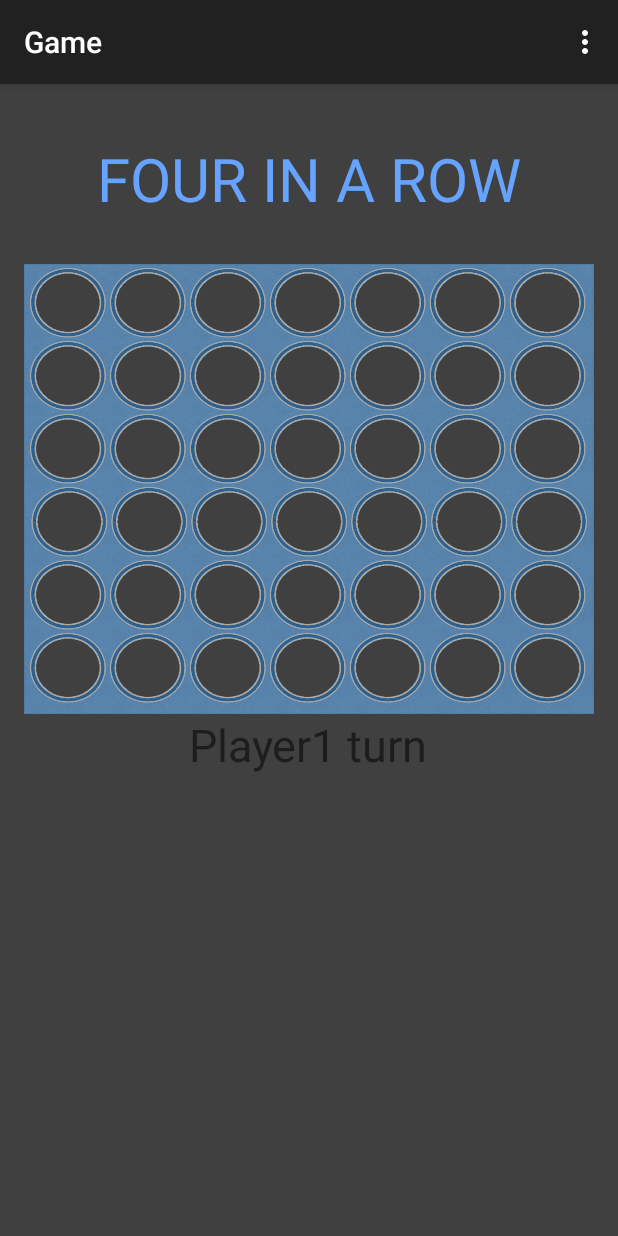
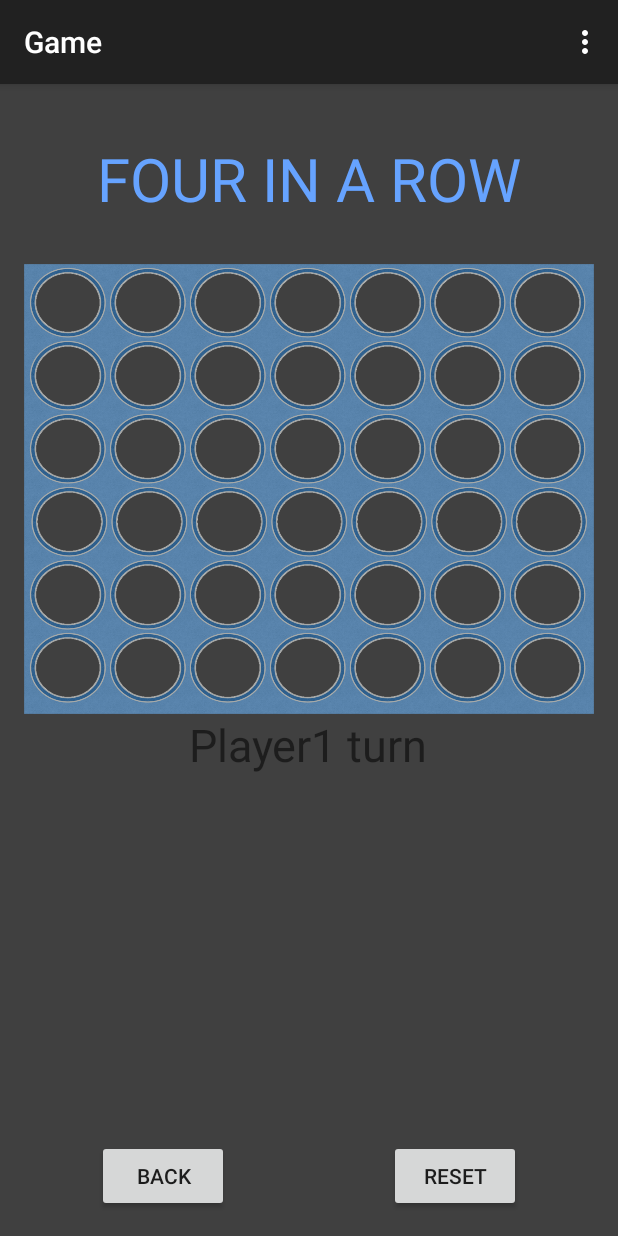
Before and after one commit to idanbe/Four-in-a-row, an Android app: the Game screen opened directly, with no data from a screen before it, on a phone screen of 412 x 824 dp. Run offline under Robolectric (Android 15) with nearby library versions, the phone set to English and light mode, and no system bars; 1 statement that could not run was skipped.

Commit message:
add 2 buttons for game

```diff
--- a/Game_4_in_a_row/app/src/main/java/com/example/administrator/game_4_in_a_row/Game.java
+++ b/Game_4_in_a_row/app/src/main/java/com/example/administrator/game_4_in_a_row/Game.java
@@ -12,6 +12,7 @@ import android.view.Menu;
 import android.view.MenuItem;
 import android.view.MotionEvent;
 import android.view.View;
+import android.widget.Button;
 import android.widget.TableLayout;
 import android.widget.TableRow;
 import android.widget.TextView;
@@ -50,6 +51,7 @@ public class Game extends AppCompatActivity {
     private String gameType;
     private Random randomGenerator;
     private int randomcol;
+    private Button back_button,reset_button;
 
     @Override
     protected void onCreate(Bundle savedInstanceState) {
@@ -95,12 +97,39 @@ public class Game extends AppCompatActivity {
         v = (Vibrator) this.getSystemService(Context.VIBRATOR_SERVICE);
         player_turn = (TextView) findViewById(R.id.text_player_turn);
 
+        back_button = (Button)findViewById(R.id.button_backGame);
+        reset_button = (Button)findViewById(R.id.button_Reset);
 
         if (turn.equals(PLAYER1_turn)) {
             player_turn.setText(PLAYER1_turn);
         } else {
             player_turn.setText(PLAYER2_turn);
         }
+
+
+
+        back_button.setOnClickListener(new View.OnClickListener() {
+            @Override
+            public void onClick(View v) {
+                intent = new Intent(v.getContext(), MainActivity.class);
+                startActivity(intent);
+            }
+        });
+        reset_button.setOnClickListener(new View.OnClickListener() {
+            @Override
+            public void onClick(View v) {
+
+                intent = new Intent(v.getContext(), Game.class);
+                intent.putExtra(p1_key, player1_name);
+                intent.putExtra(p2_key, player2_name);
+                intent.putExtra(gameType_key,gameType);
+                intent.setFlags(Intent.FLAG_ACTIVITY_CLEAR_TOP);
+                startActivity(intent);
+            }
+        });
+
+
+
 
 
         view.setOnTouchListener(new View.OnTouchListener() {
--- a/Game_4_in_a_row/app/src/main/res/layout/activity_game.xml
+++ b/Game_4_in_a_row/app/src/main/res/layout/activity_game.xml
@@ -49,5 +49,23 @@
         android:layout_below="@+id/textView_game"
         android:layout_centerHorizontal="true" />
 
+    <Button
+        android:layout_width="wrap_content"
+        android:layout_height="wrap_content"
+        android:text="Reset"
+        android:id="@+id/button_Reset"
+        android:layout_alignParentBottom="true"
+        android:layout_alignRight="@+id/textView_game"
+        android:layout_alignEnd="@+id/textView_game" />
+
+    <Button
+        android:layout_width="wrap_content"
+        android:layout_height="wrap_content"
+        android:text="Back"
+        android:id="@+id/button_backGame"
+        android:layout_alignParentBottom="true"
+        android:layout_alignLeft="@+id/textView_game"
+        android:layout_alignStart="@+id/textView_game" />
+
 
 </RelativeLayout>
```
